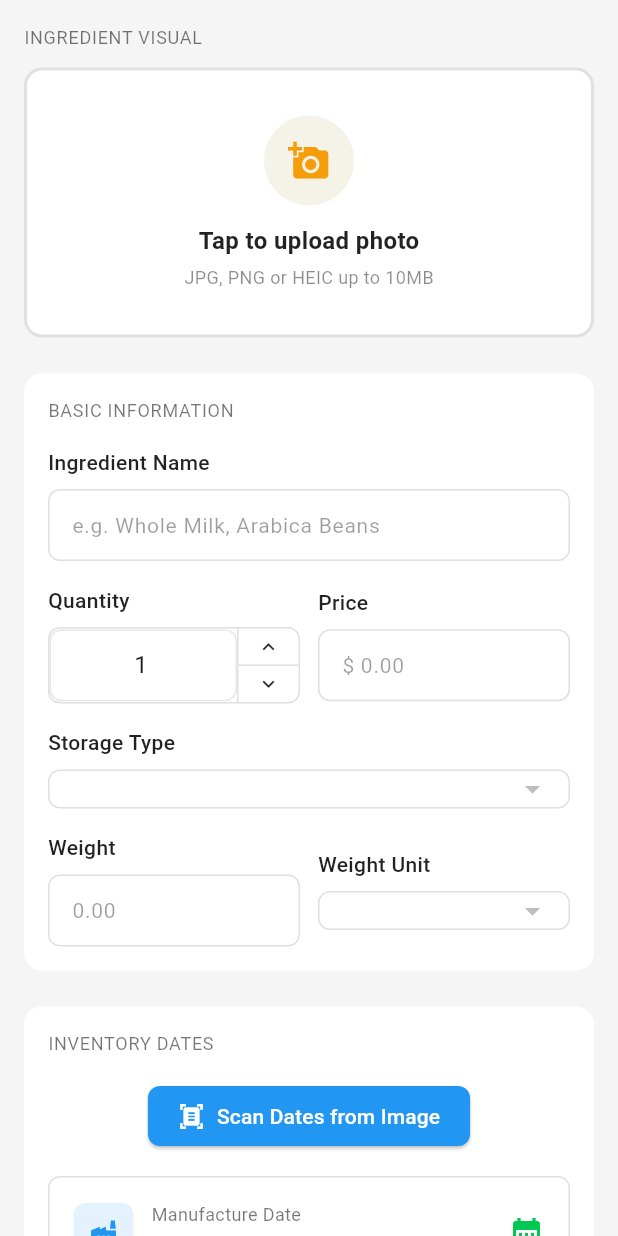
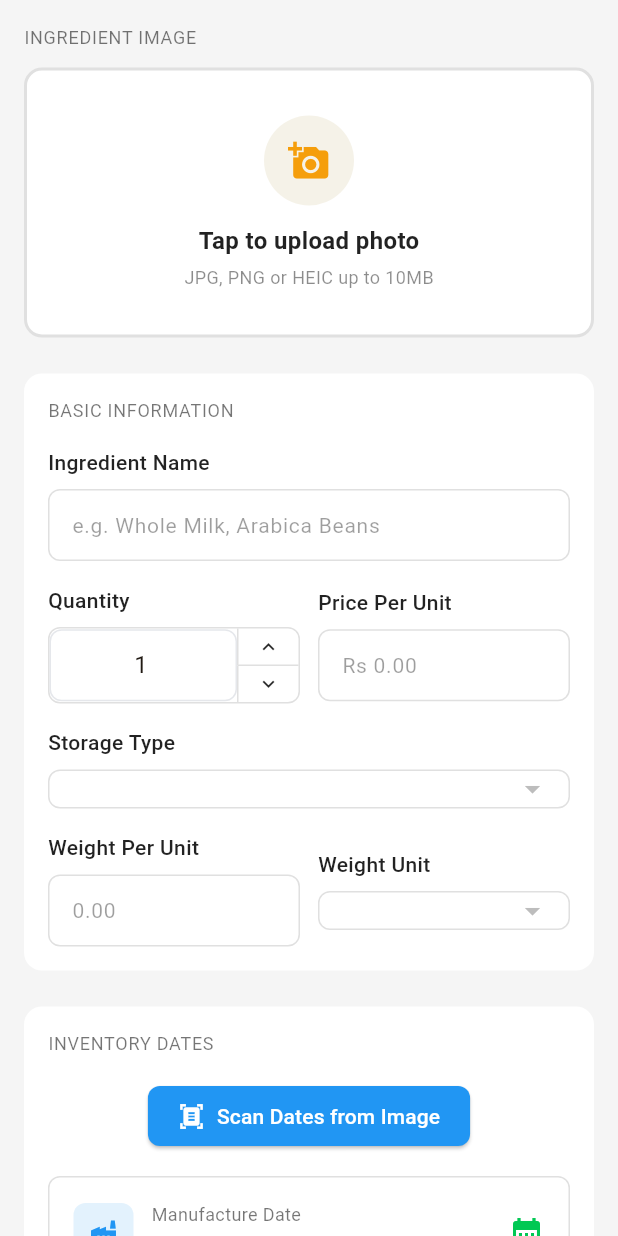
Before and after one commit to senuriperera/KitchenPal, a Flutter app: the AddIngredientPage screen opened directly, after a tap on "Tap to upload photo", after a tap on the "keyboard arrow up" icon, on a phone screen of 412 x 824 dp. Run offline on Flutter 3.47's test engine with Material 3 defaults, Android fonts, the phone set to English and light mode, and no system bars; our stand-ins replace flutter_secure_storage, image_picker; accounts and stored records are empty; network calls fail.

Commit message:
minor changes

```diff
--- a/KitchenPal-Mobile/lib/pages/add_ingredient_page.dart
+++ b/KitchenPal-Mobile/lib/pages/add_ingredient_page.dart
@@ -686,9 +686,9 @@ class _AddIngredientPageContentState extends State<AddIngredientPageContent> {
             child: Column(
               crossAxisAlignment: CrossAxisAlignment.stretch,
               children: [
-                // ── INGREDIENT VISUAL ─────────────────────────────────────────
+                // ── INGREDIENT IMAGE ─────────────────────────────────────────
                 const Text(
-                  'INGREDIENT VISUAL',
+                  'INGREDIENT IMAGE',
                   style: TextStyle(
                     fontSize: 12,
                     color: Colors.black54,
@@ -1037,7 +1037,7 @@ class _AddIngredientPageContentState extends State<AddIngredientPageContent> {
                               crossAxisAlignment: CrossAxisAlignment.start,
                               children: [
                                 const Text(
-                                  'Price',
+                                  'Price Per Unit',
                                   style: TextStyle(
                                     fontSize: 14,
                                     color: Colors.black87,
@@ -1049,7 +1049,7 @@ class _AddIngredientPageContentState extends State<AddIngredientPageContent> {
                                   controller: _priceController,
                                   keyboardType: TextInputType.number,
                                   decoration: InputDecoration(
-                                    hintText: '\$ 0.00',
+                                    hintText: '\Rs 0.00',
                                     hintStyle: const TextStyle(
                                       color: Colors.black38,
                                       fontSize: 14,
@@ -1128,7 +1128,7 @@ class _AddIngredientPageContentState extends State<AddIngredientPageContent> {
                                 crossAxisAlignment: CrossAxisAlignment.start,
                                 children: [
                                   const Text(
-                                    'Weight',
+                                    'Weight Per Unit',
                                     style: TextStyle(
                                       fontSize: 14,
                                       color: Colors.black87,
```
Also changed, not shown: KitchenPal-Mobile/lib/pages/ingredient_detail_page.dart (+44 -18 lines).
